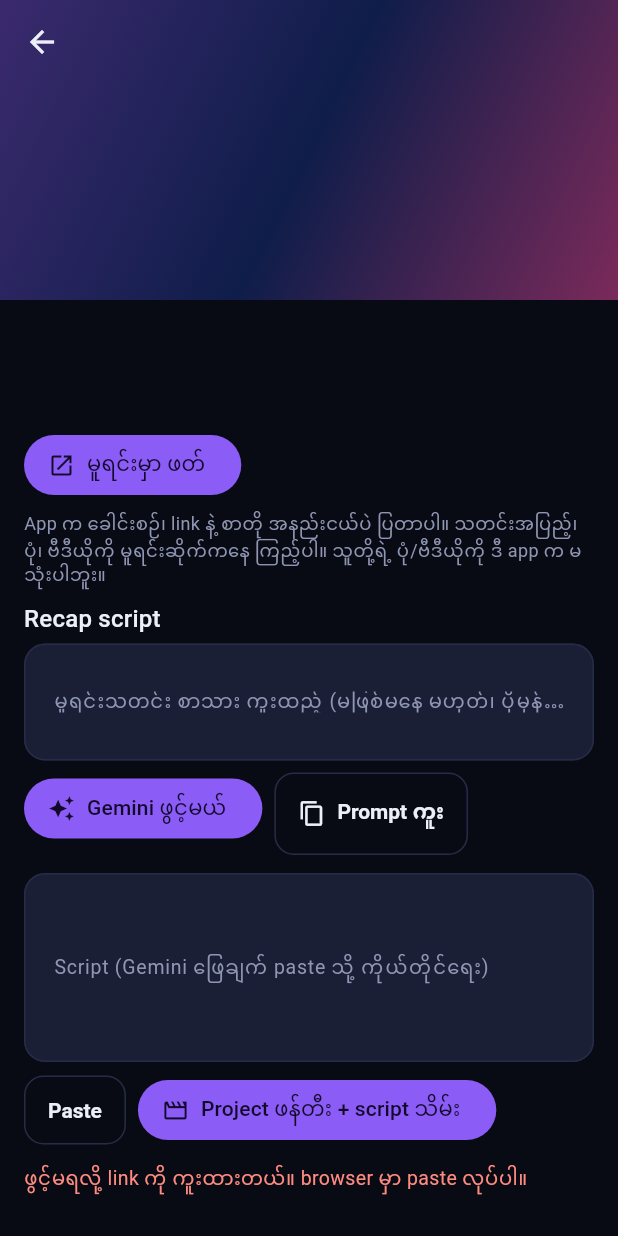
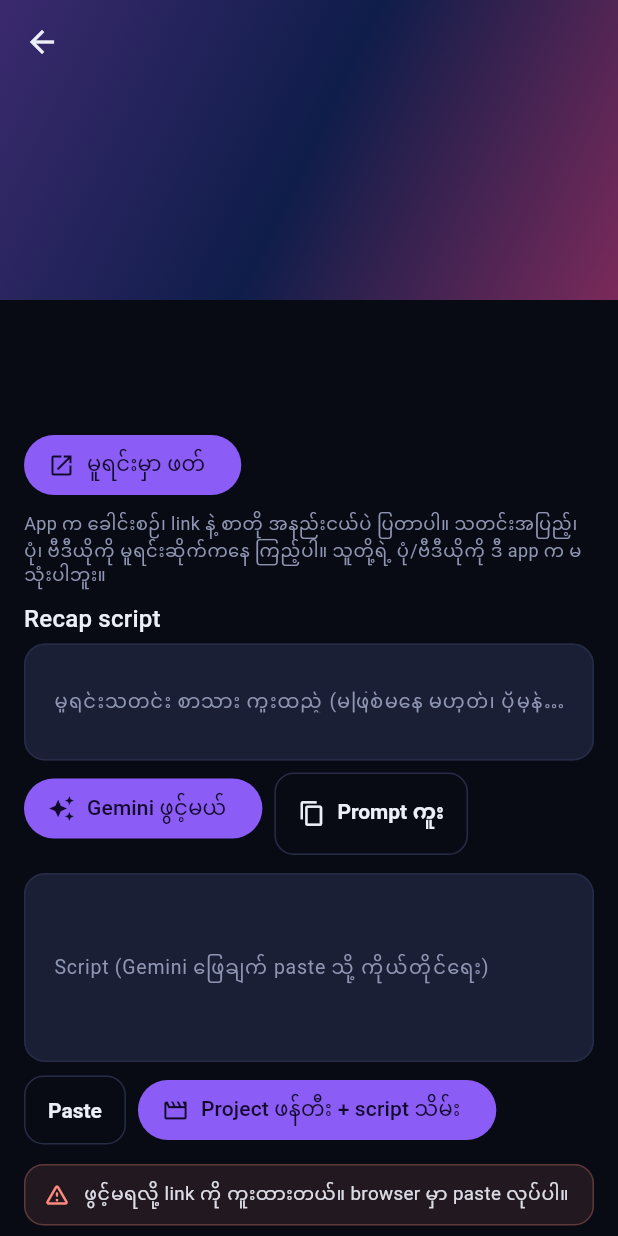
Before and after one commit to punk123321/RGyi-Recap-, a Flutter app: the NewsStoryScreen screen opened directly with empty values, after a tap on "မူရင်းမှာ ဖတ်", on a phone screen of 412 x 824 dp. Run offline on Flutter 3.47's test engine with Material 3 defaults, Android fonts, the phone set to English and light mode, and no system bars; our stand-ins replace sqflite, video_player; accounts and stored records are empty.

Commit message:
Polish news studio feedback

```diff
--- a/lib/ui/news_screen.dart
+++ b/lib/ui/news_screen.dart
@@ -280,7 +280,10 @@ class _NewsStoryScreenState extends State<NewsStoryScreen> {
               OutlinedButton(onPressed: _paste, child: const Text('Paste')),
               FilledButton.icon(onPressed: _busy ? null : _makeProject, icon: const Icon(Icons.movie_creation_outlined, size: 18), label: const Text('Project ဖန်တီး + script သိမ်း')),
             ]),
-            if (_msg != null) Padding(padding: const EdgeInsets.only(top: 12), child: Text(_msg!, style: TextStyle(color: _err ? DfColors.danger : DfColors.ok, fontSize: 13))),
+            if (_msg != null) ...[
+              const SizedBox(height: 12),
+              PremiumMessage(_msg!, error: _err),
+            ],
             const SizedBox(height: 24),
           ]),
         ),
```
